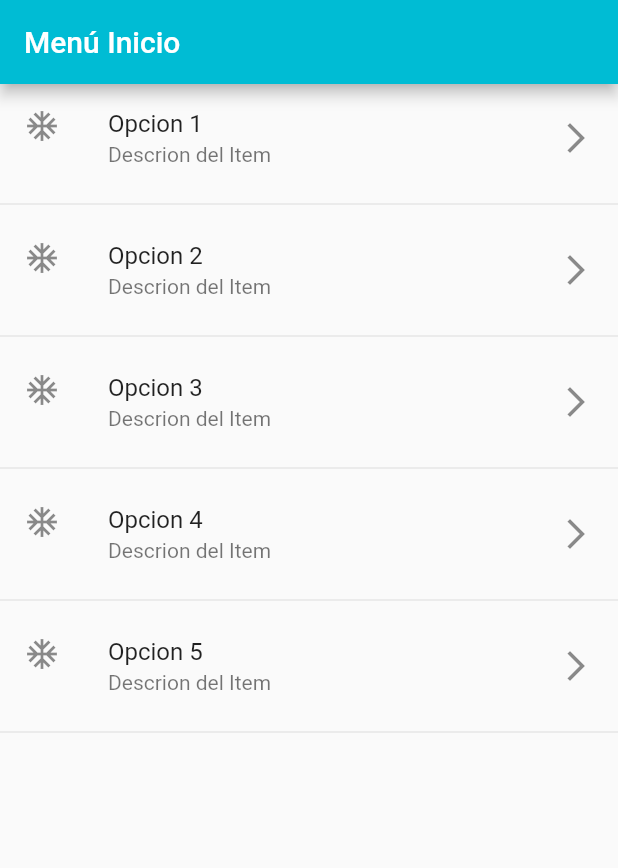
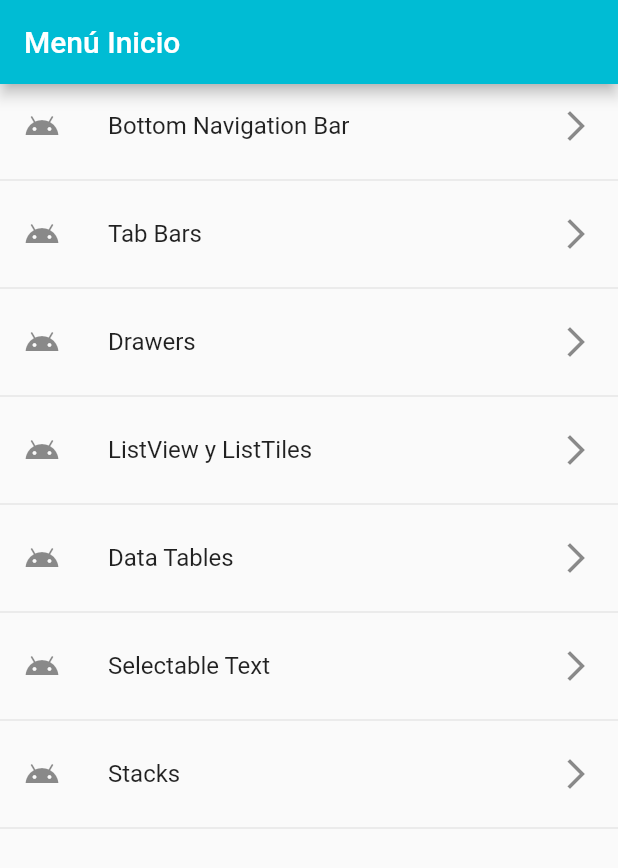
Before and after one commit to lizarragadev/AFD-200-Flutter, a Flutter app: the screen it shows after launch, on a phone screen of 412 x 824 dp. Shown: the top 868 px of the screen. Run offline on Flutter 3.47's test engine with Material 2 defaults, Android fonts, the phone set to English and light mode, and no system bars; our stand-ins replace webview_flutter; project files that could hold a hidden picture were left out.

Commit message:
Update changes lesson 7

```diff
--- a/lesson_07/lib/src/my_app.dart
+++ b/lesson_07/lib/src/my_app.dart
@@ -1,5 +1,6 @@
 import 'package:flutter/material.dart';
-import 'package:lesson_07/src/pages/home_page.dart';
+import 'package:lesson_07/src/pages/error_page.dart';
+import 'package:lesson_07/src/routes/routes.dart';
 
 class MyApp extends StatelessWidget {
   const MyApp({Key? key}) : super(key: key);
@@ -7,7 +8,13 @@ class MyApp extends StatelessWidget {
   @override
   Widget build(BuildContext context) {
     return MaterialApp(
-      home: HomePage(),
+      initialRoute: '/',
+      routes: getApplicationRoutes(),
+      onGenerateRoute: (settings) {
+        return MaterialPageRoute(builder: (context) {
+          return ErrorPage();
+        });
+      },
     );
   }
 }
--- a/lesson_07/lib/src/pages/home_page.dart
+++ b/lesson_07/lib/src/pages/home_page.dart
@@ -3,7 +3,17 @@ import 'package:flutter/material.dart';
 class HomePage extends StatelessWidget {
   HomePage({Key? key}) : super(key: key);
 
-  final opciones = ["Opcion 1", "Opcion 2", "Opcion 3", "Opcion 4", "Opcion 5"];
+  //final opciones2 = ["Opcion 1", "Opcion 2", "Opcion 3", "Opcion 4", "Opcion 5"];
+
+  final opciones = {
+    "/bottomNav": "Bottom Navigation Bar",
+    "/tabs": "Tab Bars",
+    "/drawers": "Drawers",
+    "/listView": "ListView y ListTiles",
+    "/dataTable": "Data Tables",
+    "/selectableText": "Selectable Text",
+    "/stack": "Stacks",
+  };
 
   @override
   Widget build(BuildContext context) {
@@ -13,22 +23,24 @@ class HomePage extends StatelessWidget {
         title: Text("Menú Inicio"),
       ),
       body: ListView(
-        children: _crearItems(),
+        children: _crearItems(context),
       ),
     );
   }
 
-  List<Widget> _crearItems() {
+  List<Widget> _crearItems(context) {
     List<Widget> lista = [];
-    opciones.forEach((element) {
+    opciones.forEach((key, value) {
       final tempWidget = ListTile(
-        title: Text(element),
-        subtitle: Text("Descrion del Item"),
-        leading: Icon(Icons.ac_unit),
+        title: Text(value),
+        leading: Icon(Icons.android_sharp),
         trailing: Icon(Icons.arrow_forward_ios),
+        onTap: () {
+          Navigator.pushNamed(context, key);
+        },
       );
       lista..add(tempWidget)
-           ..add(Divider());
+        ..add(Divider());
     });
     return lista;
   }
--- /dev/null
+++ b/lesson_07/lib/src/routes/routes.dart
@@ -0,0 +1,23 @@
+
+import 'package:flutter/material.dart';
+import 'package:lesson_07/src/pages/bottom_nav_bar_page.dart';
+import 'package:lesson_07/src/pages/data_tables_page.dart';
+import 'package:lesson_07/src/pages/drawers_page.dart';
+import 'package:lesson_07/src/pages/home_page.dart';
+import 'package:lesson_07/src/pages/listview_listtiles_page.dart';
+import 'package:lesson_07/src/pages/selectable_text_page.dart';
+import 'package:lesson_07/src/pages/stacks_page.dart';
+import 'package:lesson_07/src/pages/tab_bars_page.dart';
+
+Map<String, WidgetBuilder> getApplicationRoutes() {
+  return {
+    '/': (context) => HomePage(),
+    '/bottomNav': (context) => BottomNavBarPage(),
+    '/tabs': (context) => TabBarsPage(),
+    '/drawers': (context) => DrawersPage(),
+    '/listView': (context) => ListViewListTilesPage(),
+    '/dataTable': (context) => DataTablePage(),
+    '/selectableText': (context) => SelectableTextPage(),
+    '/stack': (context) => StacksPage(),
+  };
+}
```
Also changed, not shown: lesson_07/lib/src/pages/bottom_nav_bar_page.dart (added, +158 -0 lines), lesson_07/lib/src/pages/data_tables_page.dart (added, +14 -0 lines), lesson_07/lib/src/pages/drawers_page.dart (added, +14 -0 lines), lesson_07/lib/src/pages/error_page.dart (added, +34 -0 lines), lesson_07/lib/src/pages/listview_listtiles_page.dart (added, +14 -0 lines), lesson_07/lib/src/pages/selectable_text_page.dart (added, +14 -0 lines), lesson_07/lib/src/pages/stacks_page.dart (added, +14 -0 lines), lesson_07/lib/src/pages/tab_bars_page.dart (added, +14 -0 lines).
